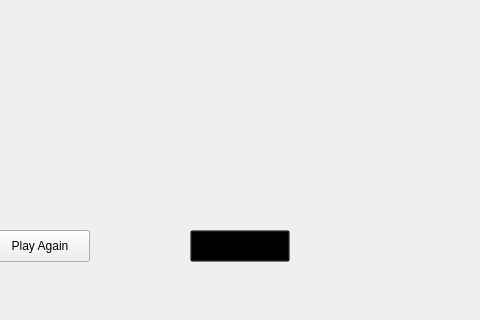
Before: the Qt Designer form l.ui in jasonpliszak/BlackJackGame_EC327, drawn with Qt 5; both pictures show x 360 to 840 and y 330 to 650 of the 1000 by 650 pixel window.
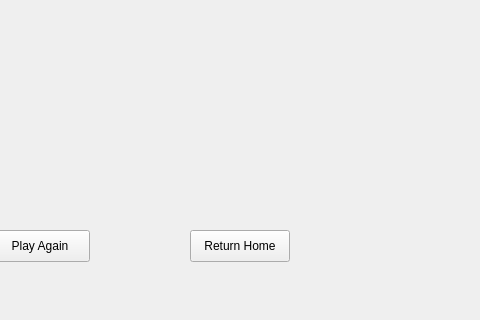
After: the same form once the commit is applied.

```diff
--- a/l.ui
+++ b/l.ui
@@ -58,7 +58,7 @@
     </rect>
    </property>
    <property name="styleSheet">
-    <string notr="true">background-color: transparent;</string>
+    <string notr="true">color: rgb(0, 0, 0);</string>
    </property>
    <property name="text">
     <string>Return Home</string>
```
Left out of the diff: 2 changed lines with no effect on the pictures.
